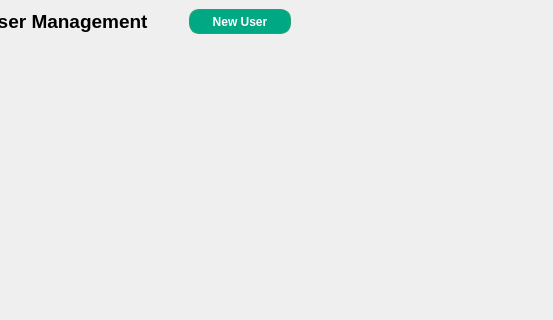
Before: the Qt Designer form zapzap/view/settings.ui in rafatosta/zapzap, drawn with Qt 5; both pictures show x 529 to 1082 and y 0 to 320 of the 1082 by 659 pixel window.
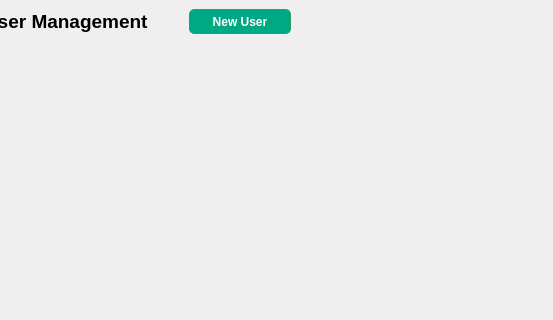
After: the same form once the commit is applied.

Diff of the .ui file:
```diff
--- a/zapzap/view/settings.ui
+++ b/zapzap/view/settings.ui
@@ -2216,7 +2216,7 @@
             color: rgb(255, 255, 255);
 			background-color: #00A884;
             border: 1px solid rgb(38, 162, 105);
-            border-radius: 10px;
+            border-radius: 5px;
             text-align: center;
 			height: 25px;
 			width: 100px;
```
